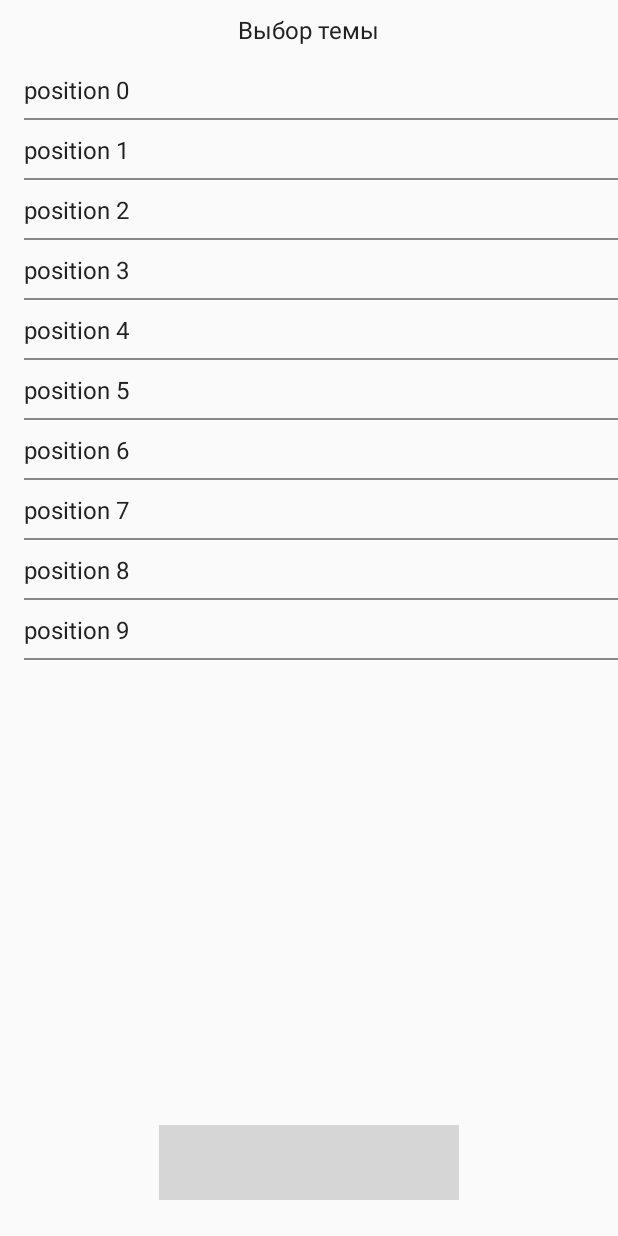
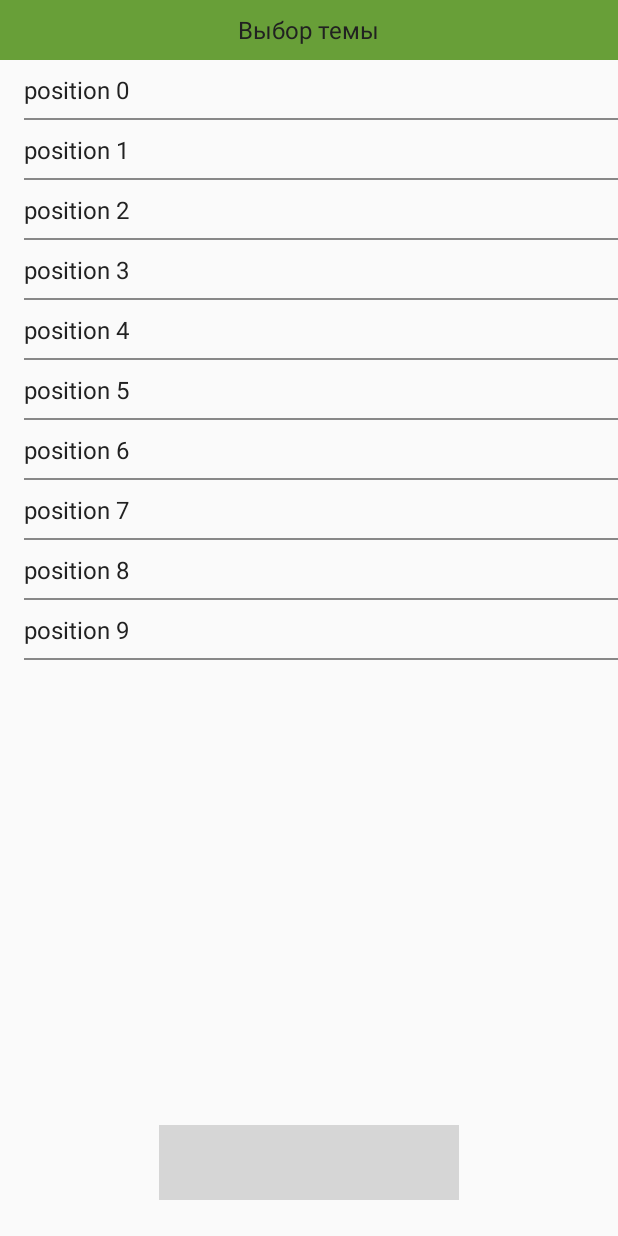
Before and after one commit to MrVilkaman/Yarik-Mag, an Android app: the screen it shows after launch (MainActivity), after a tap on an icon or button, on a phone screen of 412 x 824 dp. Run offline under Robolectric (Android 15) with nearby library versions, the phone set to English and light mode, and no system bars; our stand-ins replace ButterKnife; libraries missing offline, so code that uses them is left out: rx.android.schedulers, rx.schedulers, rx.subscriptions; plain views replace ButtonRectangle; 2 statements that could not run were skipped; grey boxes are pictures that could not be loaded.

Commit message:
Change color

```diff
--- a/app/src/main/res/layout/layout_category.xml
+++ b/app/src/main/res/layout/layout_category.xml
@@ -16,6 +16,8 @@
 
 	<com.gc.materialdesign.views.ButtonRectangle
 		style="@style/Button"
+		android:background="@color/button_background_color"
+		android:textColor="@color/button_text_color"
 		android:id="@+id/back"
 		android:text="@string/back"
 		android:layout_alignParentBottom="true"
--- a/app/src/main/res/layout/layout_start_screen.xml
+++ b/app/src/main/res/layout/layout_start_screen.xml
@@ -27,6 +27,8 @@
 
 	<com.gc.materialdesign.views.ButtonRectangle
 		style="@style/Button"
+		android:background="@color/button_background_color"
+		android:textColor="@color/button_text_color"
 		android:id="@+id/get_category"
 		android:text="@string/main_chouse_category"
 		android:layout_below="@+id/textView"
--- a/app/src/main/res/layout/view_toolbar.xml
+++ b/app/src/main/res/layout/view_toolbar.xml
@@ -2,6 +2,7 @@
 <RelativeLayout xmlns:android="http://schemas.android.com/apk/res/android"
 				xmlns:tools="http://schemas.android.com/tools"
 				android:layout_width="match_parent"
+				android:background="@color/primary_dark"
 				android:layout_height="@dimen/toolbar_layout_height">
 
 	<ImageButton
--- a/app/src/main/res/values/colors.xml
+++ b/app/src/main/res/values/colors.xml
@@ -28,5 +28,7 @@
 	<color name="input_bar_disabled">#fafafa</color>
 	<color name="color">#f7f7f7</color>
 	<color name="app_main_text_color">@color/primary_text</color>
+	<color name="button_background_color">@color/primary</color>
+	<color name="button_text_color">@color/icons</color>
 
 </resources>
--- /dev/null
+++ b/app/src/main/res/values/refs.xml
@@ -0,0 +1,3 @@
+<?xml version="1.0" encoding="utf-8"?>
+<resources>
+</resources>
--- a/app/src/main/res/values/styles.xml
+++ b/app/src/main/res/values/styles.xml
@@ -25,8 +25,6 @@
 	<style name="Button">
 		<item name="android:layout_width">200dp</item>
 		<item name="android:layout_height">50dp</item>
-		<item name="android:background">@color/primary</item>
-		<item name="android:textColor">@color/icons</item>
 	</style>
 
 	<style name="Text">
```
